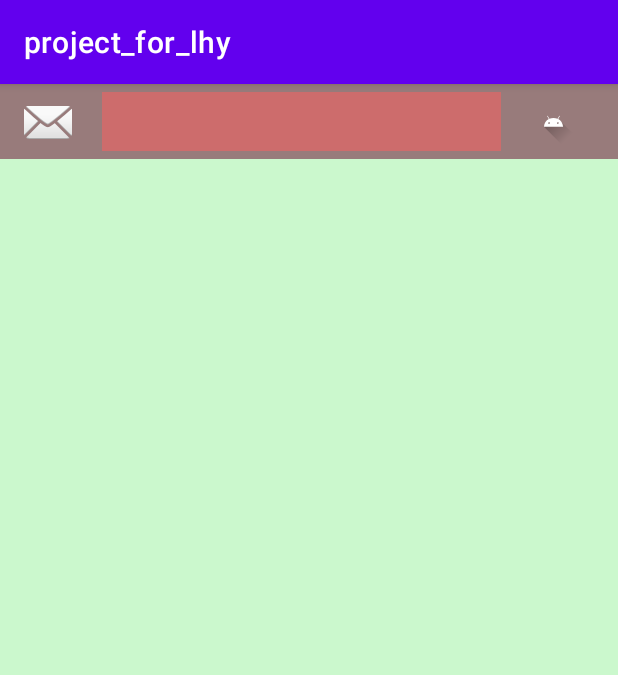
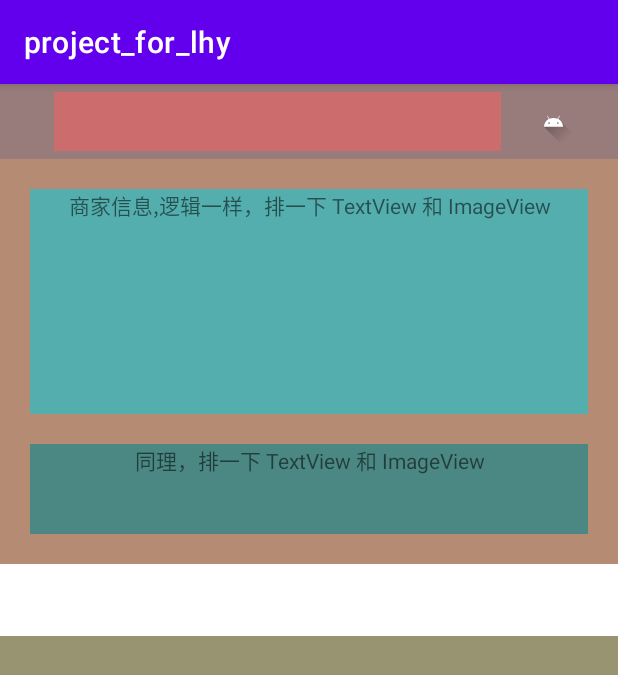
Before and after one commit to ShiYueSemou/project_for_lhy, an Android app: the fragment ExampleFragment shown on its own in the app's theme, on a phone screen of 412 x 824 dp. Shown: the top 675 px of the screen. Run offline under Robolectric (Android 15) with nearby library versions, the phone set to English and light mode, and no system bars.

Commit message:
center layout

```diff
--- /dev/null
+++ b/app/src/main/res/layout/center.xml
@@ -0,0 +1,81 @@
+<?xml version="1.0" encoding="utf-8"?>
+<androidx.constraintlayout.widget.ConstraintLayout xmlns:android="http://schemas.android.com/apk/res/android"
+    xmlns:app="http://schemas.android.com/apk/res-auto"
+    xmlns:tools="http://schemas.android.com/tools"
+    android:layout_width="match_parent"
+    android:layout_height="match_parent"
+    android:background="#B58B74"
+    >
+
+    <androidx.constraintlayout.widget.ConstraintLayout
+        android:id="@+id/constraintLayout"
+        android:layout_width="match_parent"
+        android:layout_height="150dp"
+        android:layout_marginStart="20dp"
+        android:layout_marginTop="20dp"
+        android:layout_marginEnd="20dp"
+        android:background="#54AEAE"
+        app:layout_constraintEnd_toEndOf="parent"
+        app:layout_constraintStart_toStartOf="parent"
+        app:layout_constraintTop_toTopOf="parent">
+
+        <TextView
+            android:layout_width="match_parent"
+            android:layout_height="match_parent"
+            android:text="商家信息,逻辑一样，排一下 TextView 和 ImageView"
+            android:textAlignment="center"
+            app:layout_constraintEnd_toEndOf="parent"
+            app:layout_constraintTop_toTopOf="parent" />
+    </androidx.constraintlayout.widget.ConstraintLayout>
+
+    <androidx.constraintlayout.widget.ConstraintLayout
+        android:id="@+id/constraintLayout2"
+        android:layout_width="0dp"
+        android:layout_height="60dp"
+        android:layout_marginTop="20dp"
+        android:background="#4B8883"
+        app:layout_constraintEnd_toEndOf="@+id/constraintLayout"
+        app:layout_constraintStart_toStartOf="@+id/constraintLayout"
+        app:layout_constraintTop_toBottomOf="@+id/constraintLayout">
+
+        <TextView
+            android:layout_width="match_parent"
+            android:layout_height="match_parent"
+            android:text="同理，排一下 TextView 和 ImageView"
+            android:textAlignment="center"
+            app:layout_constraintEnd_toEndOf="parent"
+            app:layout_constraintTop_toTopOf="parent" />
+    </androidx.constraintlayout.widget.ConstraintLayout>
+
+    <androidx.constraintlayout.widget.ConstraintLayout
+        android:layout_width="0dp"
+        android:layout_height="0dp"
+        android:layout_marginTop="20dp"
+        android:background="#989471"
+        app:layout_constraintBottom_toBottomOf="parent"
+        app:layout_constraintEnd_toEndOf="parent"
+        app:layout_constraintStart_toStartOf="parent"
+        app:layout_constraintTop_toBottomOf="@+id/constraintLayout2">
+<!--        标签部分-->
+        <com.google.android.material.tabs.TabLayout
+            android:id="@+id/tab_layout"
+            android:layout_width="match_parent"
+            android:layout_height="wrap_content"
+            app:layout_constraintEnd_toEndOf="parent"
+            app:layout_constraintStart_toStartOf="parent"
+            app:layout_constraintTop_toTopOf="parent" />
+<!--标签内容部分-->
+        <androidx.viewpager2.widget.ViewPager2
+            android:id="@+id/pager"
+            android:layout_width="match_parent"
+            android:layout_height="0dp"
+            android:layout_weight="1"
+            app:layout_constraintBottom_toBottomOf="parent"
+            app:layout_constraintEnd_toEndOf="parent"
+            app:layout_constraintStart_toStartOf="parent"
+            app:layout_constraintTop_toBottomOf="@+id/tab_layout" />
+    </androidx.constraintlayout.widget.ConstraintLayout>
+
+
+
+</androidx.constraintlayout.widget.ConstraintLayout>
--- a/app/src/main/res/layout/fragment_example.xml
+++ b/app/src/main/res/layout/fragment_example.xml
@@ -1,5 +1,6 @@
 <?xml version="1.0" encoding="utf-8"?>
 <FrameLayout xmlns:android="http://schemas.android.com/apk/res/android"
+    xmlns:app="http://schemas.android.com/apk/res-auto"
     xmlns:tools="http://schemas.android.com/tools"
     android:layout_width="match_parent"
     android:layout_height="match_parent"
@@ -15,9 +16,24 @@
         android:layout_height="match_parent">
 <!--        上-->
         <include
+            android:id="@+id/include"
             layout="@layout/top_bar"
             android:layout_width="match_parent"
-            android:layout_height="50dp" />
+            android:layout_height="50dp"
+            app:layout_constraintEnd_toEndOf="parent"
+            app:layout_constraintStart_toStartOf="parent"
+            app:layout_constraintTop_toTopOf="parent" />
+
+<!--        中间布局-->
+        <include
+            layout="@layout/center"
+            android:layout_width="match_parent"
+            android:layout_height="0dp"
+            app:layout_constraintBottom_toBottomOf="parent"
+            app:layout_constraintEnd_toEndOf="parent"
+            app:layout_constraintStart_toStartOf="parent"
+            app:layout_constraintTop_toBottomOf="@+id/include" />
+
     </androidx.constraintlayout.widget.ConstraintLayout>
 
 </FrameLayout>
--- a/app/src/main/res/layout/top_bar.xml
+++ b/app/src/main/res/layout/top_bar.xml
@@ -15,8 +15,7 @@
         android:layout_marginStart="16dp"
         app:layout_constraintBottom_toBottomOf="parent"
         app:layout_constraintStart_toStartOf="parent"
-        app:layout_constraintTop_toTopOf="parent"
-        app:srcCompat="@android:drawable/ic_dialog_email" />
+        app:layout_constraintTop_toTopOf="parent" />
 
     <EditText
         android:id="@+id/editText"
```
